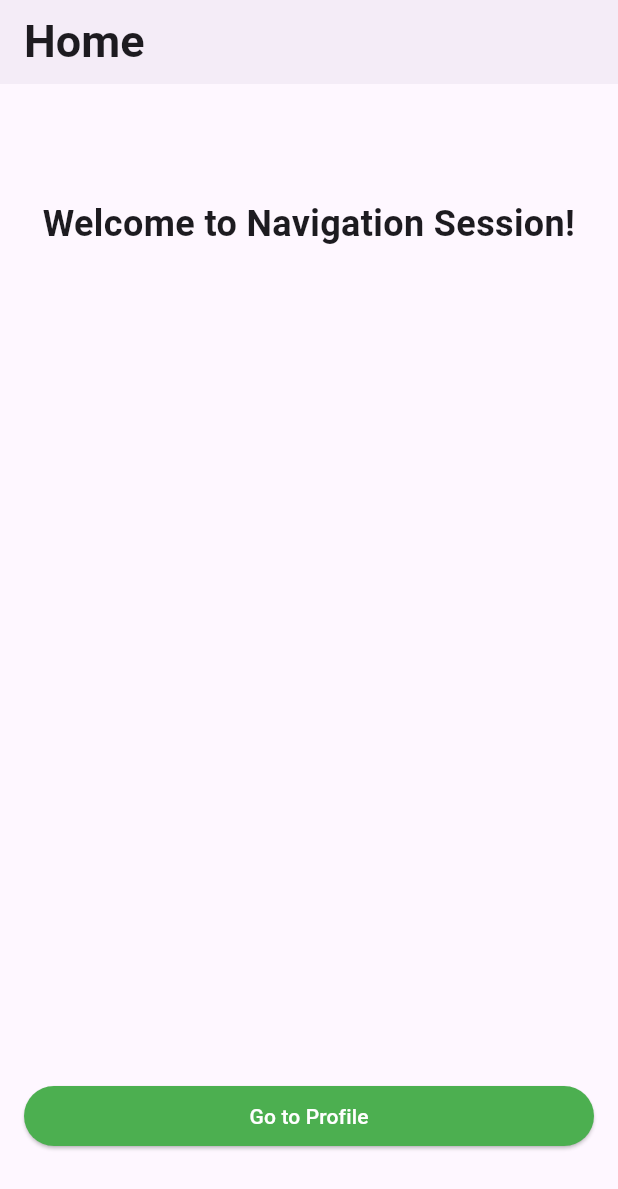
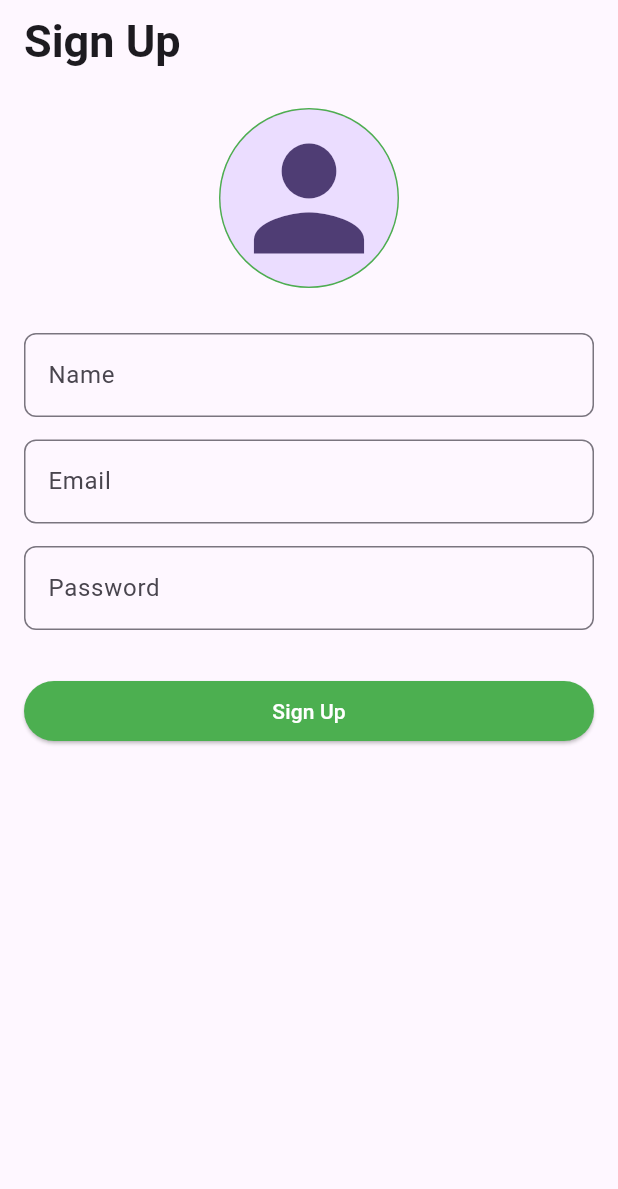
Before and after one commit to haile-12-21-23/zero_to_hero_mobile_dev, a Flutter app: the screen it shows after launch, on a phone screen of 412 x 824 dp. Shown: the top 1189 px of the screen. Run offline on Flutter 3.47's test engine with Material 3 defaults, Android fonts, the phone set to English and light mode, and no system bars.

Commit message:
Day 17 :Form and User Input.

```diff
--- /dev/null
+++ b/lib/flutter_phase/day_17_form_and_user_input/sign_up_screen.dart
@@ -0,0 +1,159 @@
+import 'package:flutter/material.dart';
+import 'package:zero_to_hero_mobile_dev/flutter_phase/day_17_form_and_user_input/login_screen.dart';
+
+class User {
+  final String name;
+  final String email;
+  final String password;
+
+  User({required this.name, required this.email, required this.password});
+
+  factory User.fromJson(Map<String, dynamic> json) {
+    return User(
+      name: json['name'],
+      email: json['email'],
+      password: json['password'],
+    );
+  }
+  factory User.fromMap(Map<String, dynamic> map) {
+    return User(
+      name: map['name'],
+      email: map['email'],
+      password: map['password'],
+    );
+  }
+}
+
+class SignUpScreen extends StatefulWidget {
+  const SignUpScreen({super.key});
+
+  @override
+  State<SignUpScreen> createState() => _SignUpScreenState();
+}
+
+class _SignUpScreenState extends State<SignUpScreen> {
+  final _formKey = GlobalKey<FormState>();
+  final nameController = TextEditingController();
+  final emailController = TextEditingController();
+  final passwordController = TextEditingController();
+  @override
+  Widget build(BuildContext context) {
+    return Scaffold(
+      appBar: AppBar(
+        title: Text(
+          "Sign Up",
+          style: TextStyle(fontSize: 30, fontWeight: FontWeight.bold),
+        ),
+      ),
+      body: Padding(
+        padding: EdgeInsets.all(16),
+        child: Form(
+          key: _formKey,
+          child: Column(
+            children: [
+              Container(
+                width: 120,
+                height: 120,
+                decoration: BoxDecoration(
+                  border: Border.all(color: Colors.green.shade500),
+                  borderRadius: BorderRadius.circular(100),
+                  color: Colors.grey,
+                ),
+                child: CircleAvatar(child: Icon(Icons.person, size: 110)),
+              ),
+              SizedBox(height: 30),
+              TextFormField(
+                controller: nameController,
+
+                decoration: InputDecoration(
+                  labelText: "Name",
+                  border: OutlineInputBorder(
+                    borderRadius: BorderRadius.circular(8),
+                  ),
+                ),
+                validator: (value) {
+                  if (value == null || value.isEmpty) {
+                    return "Please Enter Your Name.";
+                  }
+                  return null;
+                },
+              ),
+              SizedBox(height: 15),
+
+              TextFormField(
+                controller: emailController,
+                decoration: InputDecoration(
+                  labelText: "Email",
+                  border: OutlineInputBorder(
+                    borderRadius: BorderRadius.circular(8),
+                  ),
+                ),
+                validator: (value) {
+                  if (value == null || value.isEmpty) {
+                    return "Please Enter Your Email.";
+                  }
+                  if (!RegExp(r'^[^@]+@[^@]+\.[^@]+').hasMatch(value)) {
+                    return "Please Enter a Valid Email.";
+                  }
+                  return null;
+                },
+              ),
+              SizedBox(height: 15),
+
+              TextFormField(
+                controller: passwordController,
+                obscureText: true,
+                obscuringCharacter: "*",
+
+                decoration: InputDecoration(
+                  labelText: "Password",
+                  border: OutlineInputBorder(
+                    borderRadius: BorderRadius.circular(8),
+                  ),
+                ),
+                validator: (value) {
+                  if (value == null || value.isEmpty) {
+                    return "Please Enter Your Password.";
+                  }
+                  if (value.length < 6) {
+                    return "Password must be at least 6 characters.";
+                  }
+                  return null;
+                },
+              ),
+              SizedBox(height: 30),
+              SizedBox(
+                width: double.infinity,
+                child: ElevatedButton(
+                  style: ButtonStyle(
+                    alignment: Alignment.center,
+                    backgroundColor: WidgetStatePropertyAll(Colors.green),
+                    foregroundColor: WidgetStatePropertyAll(Colors.white),
+                  ),
+                  onPressed: () {
+                    if (_formKey.currentState!.validate()) {
+                      // Sign up logic
+                      User newUser = User(
+                        name: nameController.text,
+                        email: emailController.text,
+                        password: passwordController.text,
+                      );
+                      Navigator.pushAndRemoveUntil(
+                        context,
+                        MaterialPageRoute(
+                          builder: (context) => LoginScreen(user: newUser),
+                        ),
+                        (route) => false,
+                      );
+                    }
+                  },
+                  child: Text("Sign Up"),
+                ),
+              ),
+            ],
+          ),
+        ),
+      ),
+    );
+  }
+}
--- a/lib/main.dart
+++ b/lib/main.dart
@@ -4,7 +4,8 @@ import 'package:flutter/material.dart';
 // import 'package:zero_to_hero_mobile_dev/flutter_phase/day_13_layout_widgets.dart';
 // import 'package:zero_to_hero_mobile_dev/flutter_phase/day_14_containers_and_styling.dart';
 // import 'package:zero_to_hero_mobile_dev/flutter_phase/day_15_row_column_stack.dart';
-import 'package:zero_to_hero_mobile_dev/flutter_phase/day_16_navigation/home_scree.dart';
+// import 'package:zero_to_hero_mobile_dev/flutter_phase/day_16_navigation/home_scree.dart';
+import 'package:zero_to_hero_mobile_dev/flutter_phase/day_17_form_and_user_input/sign_up_screen.dart';
 
 void main() {
   runApp(const MyApp());
@@ -22,7 +23,7 @@ class MyApp extends StatelessWidget {
 
         colorScheme: .fromSeed(seedColor: Colors.deepPurple),
       ),
-      home: const HomeScree(),
+      home: const SignUpScreen(),
     );
   }
 }
```
Also changed, not shown: lib/flutter_phase/day_17_form_and_user_input/login_screen.dart (added, +118 -0 lines), lib/flutter_phase/day_17_form_and_user_input/profile_screen.dart (added, +153 -0 lines), 1 other file.
